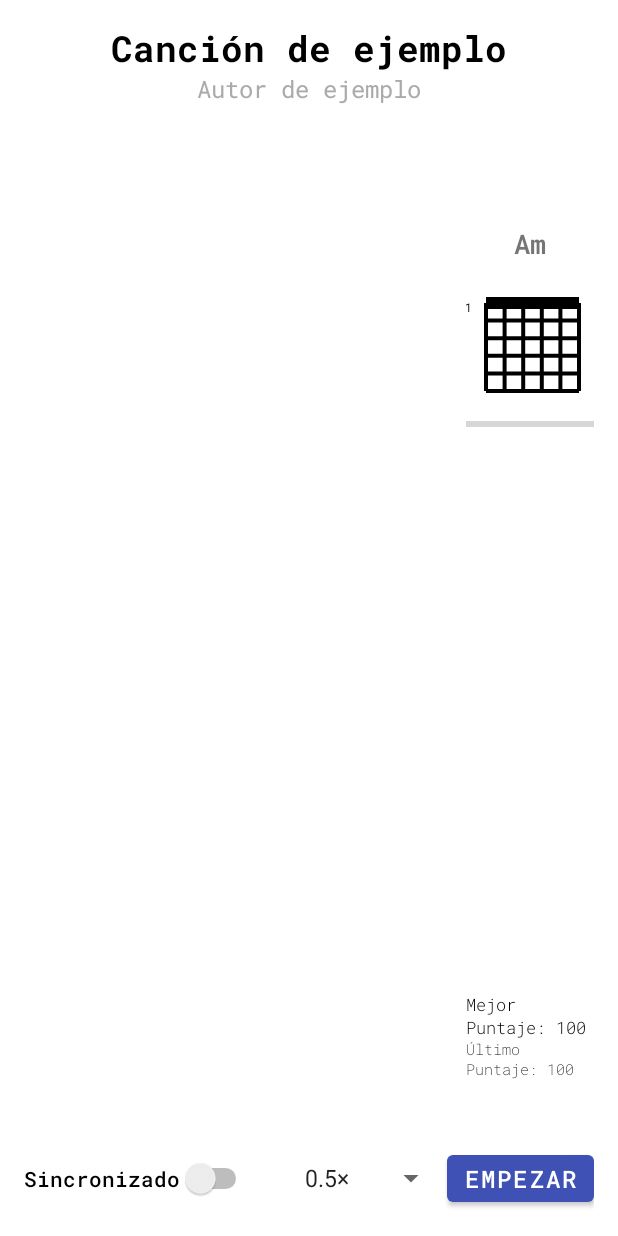
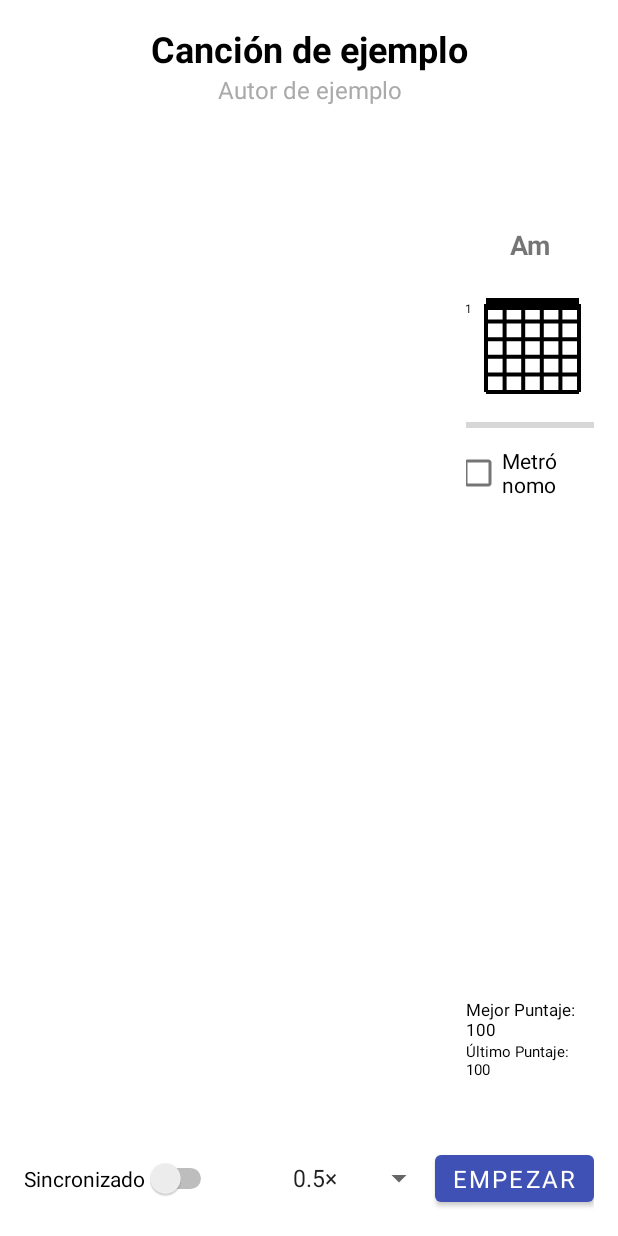
Before and after one commit to i72leocr/TodoAcorde, an Android app: the layout fragment_practice_chords_optimized.xml on its own in the app's theme, with its tools: preview values and no code run, on a phone screen of 412 x 824 dp. Run offline under Robolectric (Android 15) with nearby library versions, the light colour scheme and no system bars.

Commit message:
ffff
fffff

```diff
--- a/app/build.gradle.kts
+++ b/app/build.gradle.kts
@@ -64,6 +64,7 @@ dependencies {
     implementation(libs.firebase.firestore)
     implementation(libs.androidx.cardview)
     implementation(libs.transport.runtime)
+    implementation(libs.androidx.navigation.fragment)
     annotationProcessor("androidx.room:room-compiler:2.5.0")
     implementation("androidx.room:room-ktx:2.4.2")
     implementation("androidx.lifecycle:lifecycle-runtime-ktx:2.6.0")
--- a/app/src/main/java/com/tuguitar/todoacorde/practice/ui/LyricChordAdapter.java
+++ b/app/src/main/java/com/tuguitar/todoacorde/practice/ui/LyricChordAdapter.java
@@ -131,8 +131,12 @@ public class LyricChordAdapter
                         span.start, span.end,
                         Spannable.SPAN_EXCLUSIVE_EXCLUSIVE
                 );
+                spannable.setSpan(
+                        new ForegroundColorSpan(Color.parseColor("#FFA500")),
+                        span.start, span.end,
+                        Spannable.SPAN_EXCLUSIVE_EXCLUSIVE
+                );
             }
-
             // verde si está en correctIndices
             if (correctIndices != null && correctIndices.contains(gIdx)) {
                 spannable.setSpan(
--- a/app/src/main/res/drawable/heart_regular_full.xml
+++ b/app/src/main/res/drawable/heart_regular_full.xml
@@ -1,6 +1,6 @@
 <vector xmlns:android="http://schemas.android.com/apk/res/android"
-    android:width="640dp"
-    android:height="640dp"
+    android:width="30dp"
+    android:height="30dp"
     android:viewportWidth="640"
     android:viewportHeight="640">
   <path
--- a/app/src/main/res/drawable/heart_solid_full.xml
+++ b/app/src/main/res/drawable/heart_solid_full.xml
@@ -1,6 +1,6 @@
 <vector xmlns:android="http://schemas.android.com/apk/res/android"
-    android:width="640dp"
-    android:height="640dp"
+    android:width="30dp"
+    android:height="30dp"
     android:viewportWidth="640"
     android:viewportHeight="640">
   <path
--- a/app/src/main/res/layout/fragment_practice_chords_optimized.xml
+++ b/app/src/main/res/layout/fragment_practice_chords_optimized.xml
@@ -16,7 +16,7 @@
         android:layout_marginBottom="24dp"
         android:paddingBottom="16dp">
 
-    <!-- Título: Roboto Mono Bold 24sp -->
+        <!-- Título -->
         <TextView
             android:id="@+id/song_title"
             android:layout_width="match_parent"
@@ -25,9 +25,10 @@
             android:text="Canción de ejemplo"
             android:textColor="@android:color/black"
             android:textSize="24sp"
-        android:fontFamily="@font/roboto_mono_bold" />
+            android:fontFamily="sans-serif"
+            android:textStyle="bold" />
 
-    <!-- Autor: Roboto Mono Regular 16sp -->
+        <!-- Autor -->
         <TextView
             android:id="@+id/song_author"
             android:layout_width="match_parent"
@@ -36,11 +37,11 @@
             android:text="Autor de ejemplo"
             android:textColor="@android:color/darker_gray"
             android:textSize="16sp"
-        android:fontFamily="@font/roboto_mono_regular" />
-
+            android:fontFamily="sans-serif"
+            android:textStyle="normal" />
     </LinearLayout>
 
-    <!-- MAIN CONTENT (Recycler + Diagrama+Score) -->
+    <!-- MAIN CONTENT -->
     <LinearLayout
         android:id="@+id/main_content_container"
         android:layout_width="match_parent"
@@ -49,7 +50,6 @@ android:layout_weight="0.6"
         android:orientation="horizontal"
         android:layout_marginBottom="4dp">
 
-<!-- Recycler ocupa peso 3 -->
         <androidx.recyclerview.widget.RecyclerView
             android:id="@+id/recyclerLyricsChords"
             android:layout_width="0dp"
@@ -57,7 +57,6 @@ android:layout_marginBottom="4dp">
             android:layout_weight="3"
             tools:listitem="@layout/item_lyric_chord" />
 
-<!-- Columna derecha: ancho fijo 85dp -->
         <LinearLayout
             android:id="@+id/diagram_right_column"
             android:layout_width="85dp"
@@ -66,7 +65,6 @@ android:layout_marginBottom="4dp">
             android:layout_marginStart="8dp"
             android:weightSum="1">
 
-    <!-- Diagrama + Progress -->
             <LinearLayout
                 android:id="@+id/diagram_block"
                 android:layout_width="match_parent"
@@ -81,10 +79,11 @@ android:layout_marginBottom="4dp">
                     android:layout_width="match_parent"
                     android:layout_height="wrap_content"
                     android:layout_marginBottom="8dp"
-            android:fontFamily="@font/roboto_mono_semibold"
                     android:gravity="center"
                     android:text="Am"
-            android:textSize="18sp" />
+                    android:textSize="18sp"
+                    android:fontFamily="sans-serif"
+                    android:textStyle="bold" />
 
                 <com.tuguitar.todoacorde.practice.ui.GridWithPointsView
                     android:id="@+id/gridWithPointsView"
@@ -106,17 +105,25 @@ android:layout_marginBottom="4dp">
                     android:layout_width="wrap_content"
                     android:layout_height="wrap_content"
                     android:layout_gravity="center"
-            android:fontFamily="monospace"
                     android:shadowColor="#80000000"
                     android:shadowRadius="4"
                     android:textColor="@android:color/holo_red_dark"
                     android:textSize="100sp"
                     android:textStyle="bold"
+                    android:fontFamily="sans-serif"
                     android:visibility="gone" />
 
+                <CheckBox
+                    android:id="@+id/cbMetronome"
+                    android:layout_width="wrap_content"
+                    android:layout_height="wrap_content"
+                    android:text="Metrónomo"
+                    android:textSize="14sp"
+                    android:textStyle="normal"
+                    android:fontFamily="sans-serif"
+                    android:layout_marginEnd="16dp" />
             </LinearLayout>
 
-    <!-- SCORE -->
             <LinearLayout
                 android:id="@+id/score_container"
                 android:layout_width="match_parent"
@@ -130,27 +137,28 @@ android:layout_marginBottom="4dp">
                     android:id="@+id/tvBestScore"
                     android:layout_width="match_parent"
                     android:layout_height="wrap_content"
-            android:fontFamily="@font/roboto_mono_light"
                     android:gravity="left"
                     android:text="Mejor Puntaje: 100"
                     android:textColor="@android:color/black"
-            android:textSize="11sp" />
+                    android:textSize="11sp"
+                    android:fontFamily="sans-serif"
+                    android:textStyle="normal" />
 
                 <TextView
                     android:id="@+id/tvLastScore"
                     android:layout_width="match_parent"
                     android:layout_height="wrap_content"
-            android:fontFamily="@font/roboto_mono_extralight"
                     android:gravity="left"
                     android:text="Último Puntaje: 100"
                     android:textColor="@android:color/black"
-            android:textSize="10sp" />
-
+                    android:textSize="10sp"
+                    android:fontFamily="sans-serif"
+                    android:textStyle="normal" />
             </LinearLayout>
         </LinearLayout>
     </LinearLayout>
 
-    <!-- CONTROLES INFERIORES -->
+    <!-- BOTTOM CONTROLS -->
     <LinearLayout
         android:id="@+id/controls_container"
         android:layout_width="match_parent"
@@ -164,9 +172,10 @@ android:orientation="horizontal">
             android:layout_width="wrap_content"
             android:layout_height="wrap_content"
             android:layout_marginEnd="16dp"
-        android:fontFamily="@font/roboto_mono_medium"
             android:text="Sincronizado"
-        android:textSize="14sp" />
+            android:textSize="14sp"
+            android:textStyle="normal"
+            android:fontFamily="sans-serif" />
 
         <View
             android:layout_width="0dp"
@@ -188,8 +197,7 @@ android:orientation="horizontal">
             android:paddingRight="12dp"
             android:text="Empezar"
             android:textSize="16sp"
-    android:fontFamily="@font/roboto_mono_medium" />
-
+            android:textStyle="normal"
+            android:fontFamily="sans-serif" />
     </LinearLayout>
-
 </LinearLayout>
--- a/app/src/main/res/layout/item_lyric_chord.xml
+++ b/app/src/main/res/layout/item_lyric_chord.xml
@@ -5,12 +5,11 @@
     android:layout_height="wrap_content"
     android:padding="0dp">
 
-    <!-- Línea de acordes: Roboto Mono Semibold para destacar sobre la letra -->
     <TextView
         android:id="@+id/tvChordLine"
         android:layout_width="match_parent"
         android:layout_height="wrap_content"
-        android:fontFamily="@font/roboto_mono_semibold"
+        android:fontFamily="monospace"
         android:textSize="14sp"
         android:includeFontPadding="false"
         android:padding="0dp"
@@ -19,12 +18,11 @@
         android:textIsSelectable="false"
         android:textAllCaps="false"/>
 
-    <!-- Línea de letra: Roboto Mono Regular para lectura cómoda -->
     <TextView
         android:id="@+id/tvLyricLine"
         android:layout_width="match_parent"
         android:layout_height="wrap_content"
-        android:fontFamily="@font/roboto_mono_regular"
+        android:fontFamily="monospace"
         android:textSize="14sp"
         android:layout_marginTop="2dp"/>
 </LinearLayout>
--- a/app/src/main/res/layout/list_header.xml
+++ b/app/src/main/res/layout/list_header.xml
@@ -1,7 +1,7 @@
 <?xml version="1.0" encoding="utf-8"?>
 <merge xmlns:android="http://schemas.android.com/apk/res/android"
     xmlns:app="http://schemas.android.com/apk/res-auto"
-    android:fontFamily="@font/roboto_mono_regular">
+    android:fontFamily="sans-serif">
 
     <androidx.cardview.widget.CardView
         android:layout_width="match_parent"
@@ -25,6 +25,7 @@
             app:iconifiedByDefault="false"
             android:paddingHorizontal="16dp"
             android:paddingVertical="8dp"
-        android:fontFamily="@font/roboto_mono_medium" />
+            android:fontFamily="sans-serif"
+            android:textStyle="bold" />
     </androidx.cardview.widget.CardView>
 </merge>
--- a/gradle/libs.versions.toml
+++ b/gradle/libs.versions.toml
@@ -12,6 +12,7 @@ appcompat = "1.7.0"
 firebaseFirestore = "25.1.1"
 cardview = "1.0.0"
 transportRuntime = "4.0.0"
+navigationFragment = "2.9.3"
 
 [libraries]
 androidx-core-ktx = { group = "androidx.core", name = "core-ktx", version.ref = "coreKtx" }
@@ -32,6 +33,7 @@ androidx-appcompat = { group = "androidx.appcompat", name = "appcompat", version
 firebase-firestore = { group = "com.google.firebase", name = "firebase-firestore", version.ref = "firebaseFirestore" }
 androidx-cardview = { group = "androidx.cardview", name = "cardview", version.ref = "cardview" }
 transport-runtime = { group = "com.google.android.datatransport", name = "transport-runtime", version.ref = "transportRuntime" }
+androidx-navigation-fragment = { group = "androidx.navigation", name = "navigation-fragment", version.ref = "navigationFragment" }
 
 [plugins]
 android-application = { id = "com.android.application", version.ref = "agp" }
```
Also changed, not shown: app/src/main/java/com/tuguitar/todoacorde/MainContainerActivity.java (+11 -2 lines), app/src/main/java/com/tuguitar/todoacorde/practice/domain/PracticeViewModel.java (+74 -1 lines), app/src/main/java/com/tuguitar/todoacorde/practice/domain/SequenceManager.java (+8 -0 lines), app/src/main/java/com/tuguitar/todoacorde/practice/ui/PracticeChordsOptimizedFragment.java (+62 -4 lines), app/src/main/java/com/tuguitar/todoacorde/songs/data/SongRepository.java (+19 -1 lines), app/src/main/java/com/tuguitar/todoacorde/songs/domain/SongViewModel.java (+18 -13 lines), app/src/main/java/com/tuguitar/todoacorde/songs/ui/SongAdapter.java (+17 -7 lines), app/src/main/java/com/tuguitar/todoacorde/songs/ui/SongFragment.java (+9 -3 lines), app/src/main/res/layout/fragment_song.xml (+5 -4 lines), app/src/main/res/layout/fragment_song_details.xml (deleted, +0 -130 lines), app/src/main/res/layout/list_item_song.xml (+14 -11 lines), app/src/main/res/layout/partial_filters_row.xml (+5 -3 lines). Lines whose indentation alone changed are shown as unchanged.
